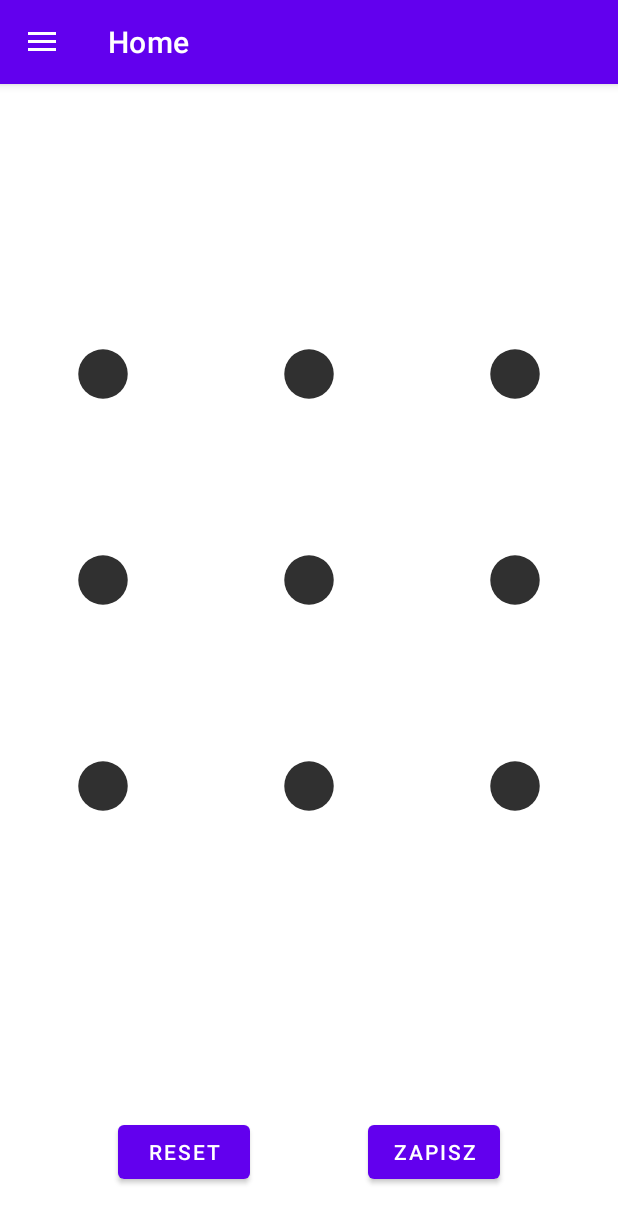
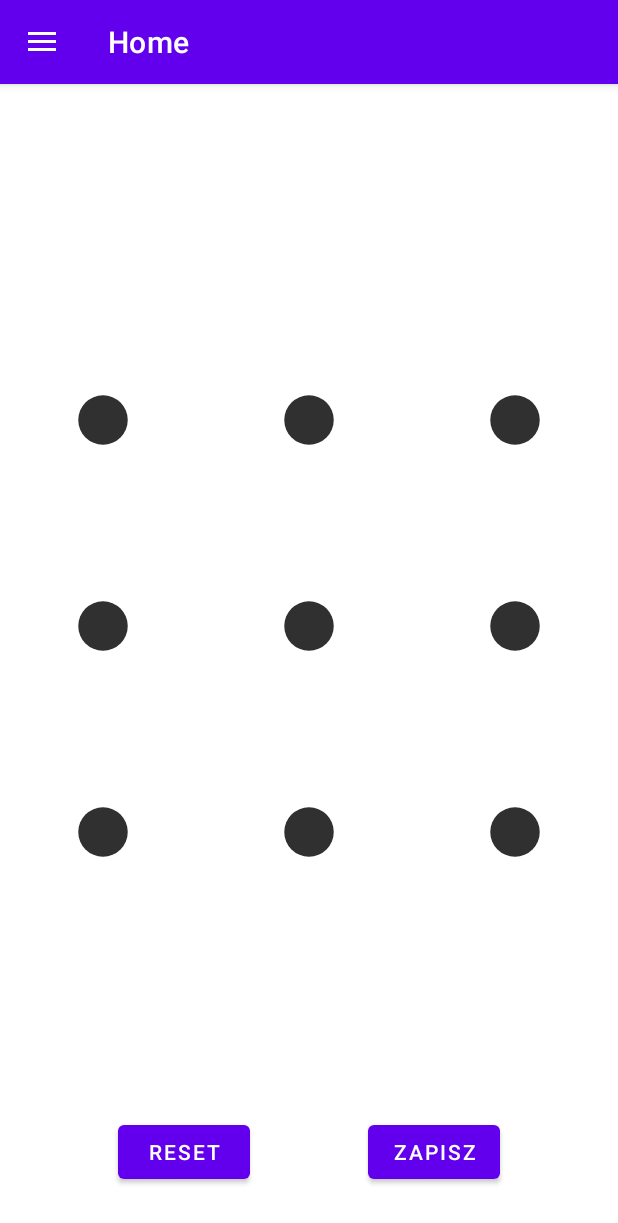
Before and after one commit to IO-Bezpiecznik/bezpiecznik, an Android app: the screen it shows after launch (MainActivity), on a phone screen of 412 x 824 dp. Shown: the top 1223 px of the screen. Run offline under Robolectric (Android 15) with nearby library versions, the phone set to English and light mode, and no system bars; our stand-ins replace Room's generated code, navigation-ui.

Commit message:
pixed centering of pattern dots in home fragment

```diff
--- a/app/src/main/java/com/example/bezpiecznik/ui/lockPatternView/LockPatternView.kt
+++ b/app/src/main/java/com/example/bezpiecznik/ui/lockPatternView/LockPatternView.kt
@@ -247,6 +247,7 @@ class LockPatternView(context: Context, attributeSet: AttributeSet) :
         if(!paddingChanged){
             paddingChanged = true
             val paddingV = (measuredHeight - (measuredWidth / columnCount) * rowCount) / 2
+            Log.i("MyAc", "$measuredHeight $measuredWidth")
             updatePadding(0, paddingV, 0, paddingV)
         }
     }
--- a/app/src/main/res/layout/fragment_home.xml
+++ b/app/src/main/res/layout/fragment_home.xml
@@ -10,18 +10,21 @@
         android:id="@+id/lpv_main"
         android:layout_width="wrap_content"
         android:layout_height="0dp"
-        app:layout_constraintBottom_toTopOf="@+id/pb_score"
+        android:foregroundGravity="center"
+        app:layout_constraintBottom_toTopOf="@+id/btn_save"
         app:layout_constraintLeft_toLeftOf="parent"
         app:layout_constraintRight_toRightOf="parent"
-        app:layout_constraintTop_toTopOf="parent"/>
+        app:layout_constraintTop_toBottomOf="@+id/pb_score"/>
 
     <ProgressBar
         android:id="@+id/pb_score"
         android:layout_width="match_parent"
-        android:layout_height="wrap_content"
+        android:layout_height="25dp"
         android:layout_margin="10dp"
         android:progressDrawable="@drawable/gradient"
-        app:layout_constraintBottom_toTopOf="@+id/btn_reset"
+        app:layout_constraintTop_toTopOf="parent"
+        app:layout_constraintStart_toStartOf="parent"
+        app:layout_constraintEnd_toEndOf="parent"
         style="?android:attr/progressBarStyleHorizontal"
         android:max="100"/>
 
```
